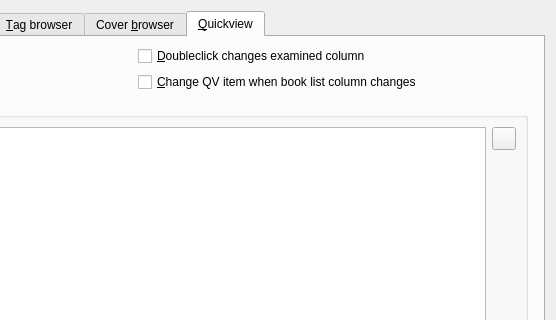
debian-calibre/calibre, file src/calibre/gui2/preferences/look_feel.ui: the form before one commit; both pictures show x 287 to 843 and y 0 to 320 of the 843 by 546 pixel window.
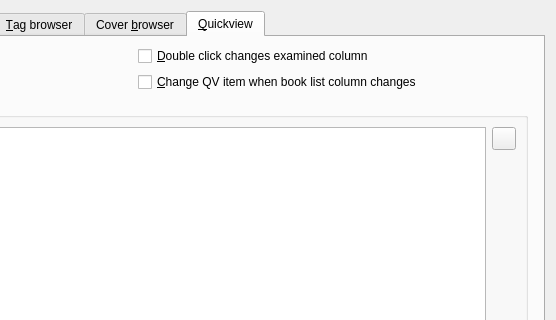
The form after the commit. The open tabs and pages were chosen to show the change. Icons and pictures are not drawn. Custom widgets are drawn as their Qt base class.

Diff of the .ui file:
```diff
--- a/src/calibre/gui2/preferences/look_feel.ui
+++ b/src/calibre/gui2/preferences/look_feel.ui
@@ -1183,7 +1183,7 @@
 column being examined (the left-hand pane)</string>
            </property>
            <property name="text">
-            <string>&amp;Doubleclick changes examined column</string>
+            <string>&amp;Double click changes examined column</string>
            </property>
           </widget>
          </item>
```
